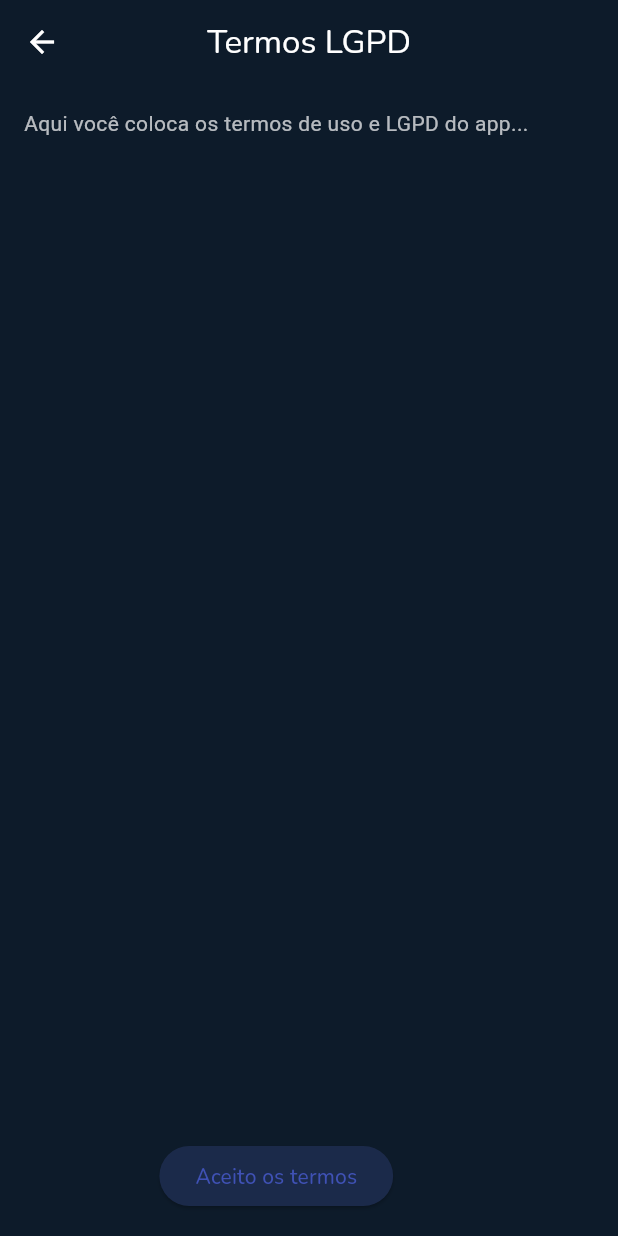
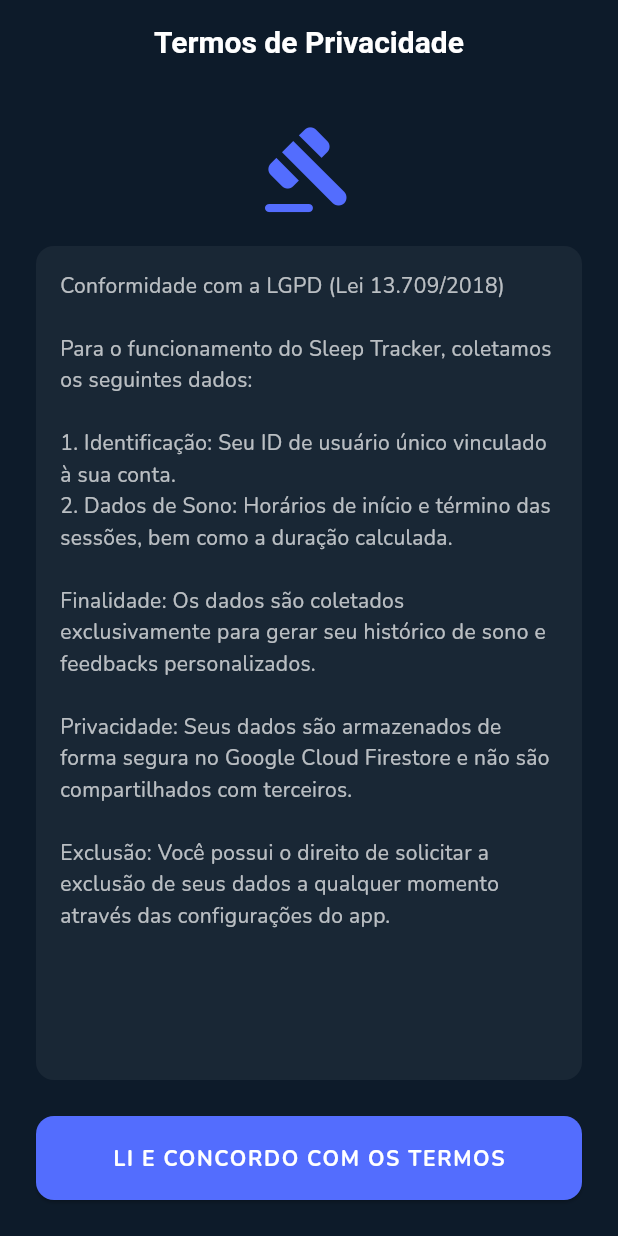
Before and after one commit to IanPelentir/hora_de_dormir, a Flutter app: the TermsView screen opened directly, on a phone screen of 412 x 824 dp. Run offline on Flutter 3.47's test engine with Material 3 defaults, Android fonts, the light colour scheme and no system bars; our stand-ins replace cloud_firestore, firebase_auth, firebase_core, fl_chart, google_fonts; accounts and stored records are empty; network calls fail.

Commit message:
Fix: LGPD flow, TermsView logic and Firebase persistence

```diff
--- a/lib/views/terms_view.dart
+++ b/lib/views/terms_view.dart
@@ -11,31 +11,67 @@ class TermsView extends StatelessWidget {
     final auth = context.read<AuthProvider>();
 
     return Scaffold(
-      appBar: AppBar(title: const Text("Termos LGPD")),
+      appBar: AppBar(
+        title: const Text("Termos de Privacidade"),
+        centerTitle: true,
+        automaticallyImplyLeading: false, // Impede voltar sem aceitar
+      ),
       body: Padding(
-        padding: const EdgeInsets.all(16),
+        padding: const EdgeInsets.all(24),
         child: Column(
           children: [
-            const Expanded(
-              child: SingleChildScrollView(
-                child: Text(
-                  "Aqui você coloca os termos de uso e LGPD do app...",
+            const Icon(Icons.gavel_rounded, size: 64, color: Colors.indigoAccent),
+            const SizedBox(height: 20),
+            Expanded(
+              child: Container(
+                padding: const EdgeInsets.all(16),
+                decoration: BoxDecoration(
+                  color: Colors.white.withOpacity(0.05),
+                  borderRadius: BorderRadius.circular(12),
+                ),
+                child: const SingleChildScrollView(
+                  child: Text(
+                    "Conformidade com a LGPD (Lei 13.709/2018)\n\n"
+                    "Para o funcionamento do Sleep Tracker, coletamos os seguintes dados:\n\n"
+                    "1. Identificação: Seu ID de usuário único vinculado à sua conta.\n"
+                    "2. Dados de Sono: Horários de início e término das sessões, bem como a duração calculada.\n\n"
+                    "Finalidade: Os dados são coletados exclusivamente para gerar seu histórico de sono e feedbacks personalizados.\n\n"
+                    "Privacidade: Seus dados são armazenados de forma segura no Google Cloud Firestore e não são compartilhados com terceiros.\n\n"
+                    "Exclusão: Você possui o direito de solicitar a exclusão de seus dados a qualquer momento através das configurações do app.",
+                    style: TextStyle(fontSize: 14, color: Colors.white70, height: 1.5),
+                  ),
                 ),
               ),
             ),
-
+            const SizedBox(height: 24),
             ElevatedButton(
+              style: ElevatedButton.styleFrom(
+                backgroundColor: Colors.indigoAccent,
+                minimumSize: const Size(double.infinity, 56),
+                shape: RoundedRectangleBorder(
+                  borderRadius: BorderRadius.circular(12),
+                ),
+              ),
               onPressed: () async {
+                // ✅ Chama a lógica no Provider para salvar no Firebase o aceite
                 await auth.acceptTerms();
 
                 if (!context.mounted) return;
 
+                // ✅ Após aceitar, vai para a AuthView (ou HomeView se já logado)
                 Navigator.pushReplacement(
                   context,
                   MaterialPageRoute(builder: (_) => const AuthView()),
                 );
               },
-              child: const Text("Aceito os termos"),
+              child: const Text(
+                "LI E CONCORDO COM OS TERMOS",
+                style: TextStyle(
+                  fontWeight: FontWeight.bold,
+                  color: Colors.white,
+                  letterSpacing: 1.1,
+                ),
+              ),
             ),
           ],
         ),
```
Also changed, not shown: lib/controllers/sleep_controller.dart (+43 -5 lines), lib/main.dart (+23 -10 lines), lib/models/sleep_model.dart (+49 -16 lines), lib/providers/auth_provider.dart (+57 -13 lines), lib/providers/sleep_provider.dart (+52 -38 lines), lib/services/firebase_service.dart (+25 -3 lines), lib/views/history_view.dart (+25 -17 lines), lib/views/home_page.dart (+68 -34 lines), lib/views/splash_view.dart (+24 -8 lines).
